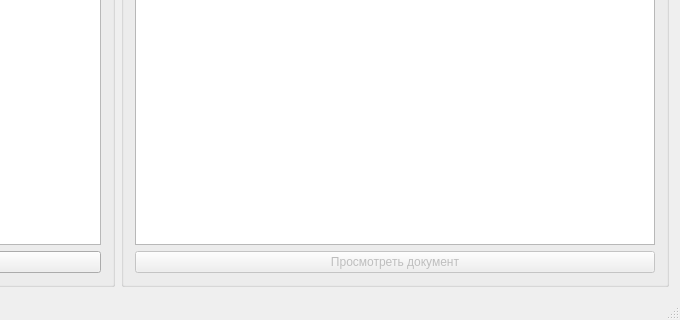
Before: the Qt Designer form mainwindow.ui in porodasu/ReviewerAssistant, drawn with Qt 5; both pictures show x 445 to 1125 and y 389 to 709 of the 1125 by 709 pixel window.
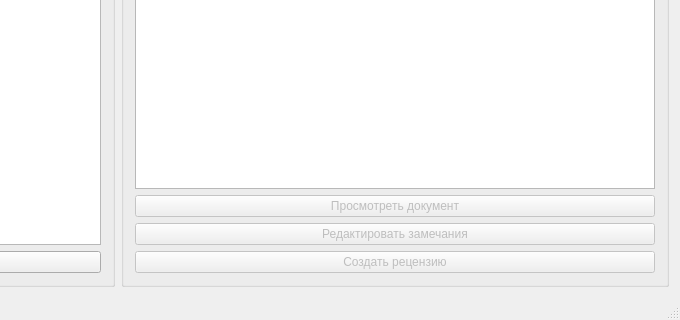
After: the same form once the commit is applied.

Commit message: Implement review generation and student data persistence

```diff
--- a/mainwindow.ui
+++ b/mainwindow.ui
@@ -123,6 +123,26 @@
            </property>
           </widget>
          </item>
+         <item>
+          <widget class="QPushButton" name="btnEditRemarks">
+           <property name="enabled">
+            <bool>false</bool>
+           </property>
+           <property name="text">
+            <string>Редактировать замечания</string>
+           </property>
+          </widget>
+         </item>
+         <item>
+          <widget class="QPushButton" name="btnCreateReview">
+           <property name="enabled">
+            <bool>false</bool>
+           </property>
+           <property name="text">
+            <string>Создать рецензию</string>
+           </property>
+          </widget>
+         </item>
         </layout>
        </widget>
       </item>
```
The commit also changes 4 other files.
